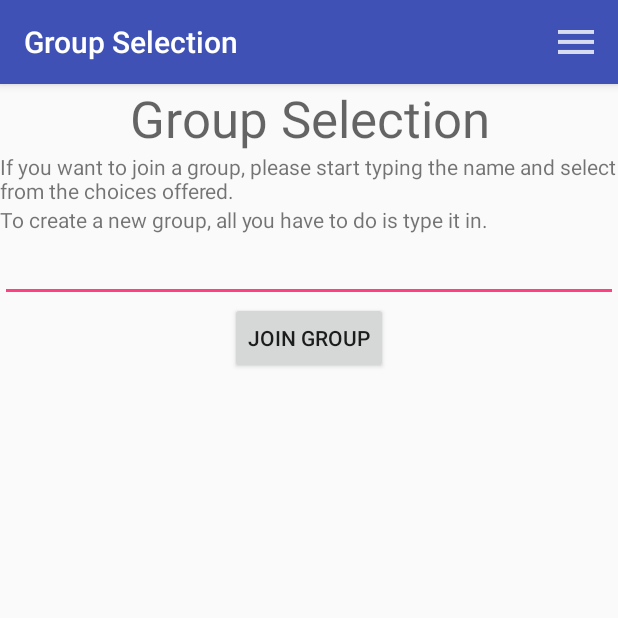
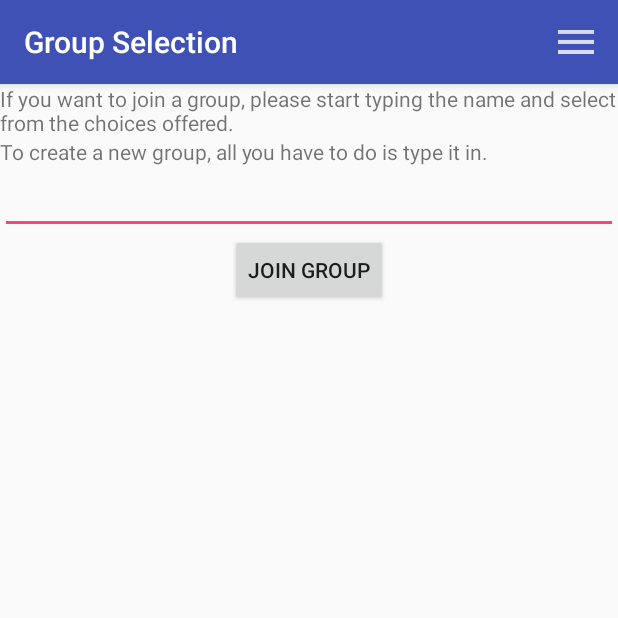
Before and after one commit to BlancheP/INF8405, an Android app: the GroupSelectionActivity screen opened directly, with no data from a screen before it, on a phone screen of 412 x 824 dp, the top half of it. Run offline under Robolectric (Android 15) with nearby library versions, the phone set to English and light mode, and no system bars; our stand-ins replace Firebase (no records; nobody signed in at launch, a user with empty details on screens opened directly); 2 statements that could not run were skipped.

```diff
--- a/TP2/OrgEvents/app/src/main/AndroidManifest.xml
+++ b/TP2/OrgEvents/app/src/main/AndroidManifest.xml
@@ -28,7 +28,6 @@
             android:label="Login">
             <intent-filter>
                 <action android:name="android.intent.action.MAIN" />
-
                 <category android:name="android.intent.category.LAUNCHER" />
             </intent-filter>
         </activity>
--- a/TP2/OrgEvents/app/src/main/java/com/example/blanche/orgevents/ActivityWithMenu.java
+++ b/TP2/OrgEvents/app/src/main/java/com/example/blanche/orgevents/ActivityWithMenu.java
@@ -5,8 +5,6 @@ import android.support.v7.app.AppCompatActivity;
 import android.view.Menu;
 import android.view.MenuInflater;
 import android.view.MenuItem;
-
-import java.security.acl.Group;
 
 /**
  * Created by Blanche on 3/14/2017.
--- a/TP2/OrgEvents/app/src/main/java/com/example/blanche/orgevents/LoginActivity.java
+++ b/TP2/OrgEvents/app/src/main/java/com/example/blanche/orgevents/LoginActivity.java
@@ -1,6 +1,7 @@
 package com.example.blanche.orgevents;
 
 import android.content.Intent;
+import android.database.Cursor;
 import android.os.Bundle;
 import android.view.Menu;
 import android.view.MenuInflater;
--- a/TP2/OrgEvents/app/src/main/java/com/example/blanche/orgevents/PreferencesActivity.java
+++ b/TP2/OrgEvents/app/src/main/java/com/example/blanche/orgevents/PreferencesActivity.java
@@ -1,12 +1,9 @@
 package com.example.blanche.orgevents;
 
-import android.support.v7.app.AppCompatActivity;
 import android.os.Bundle;
 import android.view.View;
-import android.view.animation.Interpolator;
 import android.widget.Button;
 import android.widget.EditText;
-import android.widget.Toast;
 
 public class PreferencesActivity extends ActivityWithMenu {
 
--- a/TP2/OrgEvents/app/src/main/res/layout/activity_group_selection.xml
+++ b/TP2/OrgEvents/app/src/main/res/layout/activity_group_selection.xml
@@ -2,16 +2,8 @@
 <LinearLayout xmlns:android="http://schemas.android.com/apk/res/android"
     android:orientation="vertical" android:layout_width="match_parent"
     android:layout_height="match_parent"
-    android:weightSum="1">
-    android:layout_gravity="center"
-
-    <TextView
-        android:id="@+id/textView2"
-        android:layout_width="match_parent"
-        android:layout_height="wrap_content"
-        android:text="Group Selection"
-        android:textAlignment="center"
-        android:textAppearance="@style/TextAppearance.AppCompat.Display1" />
+    android:weightSum="1"
+    android:layout_gravity="center">
 
     <TextView
         android:id="@+id/textView"
```
Also changed, not shown: TP2/OrgEvents/app/src/main/java/com/example/blanche/orgevents/DBHelper.java (added, +45 -0 lines), TP2/OrgEvents/app/src/main/java/com/example/blanche/orgevents/ExampleDBHelper.java (deleted, +0 -87 lines), TP2/OrgEvents/app/src/main/java/com/example/blanche/orgevents/MainActivity.java (+0 -11 lines).
